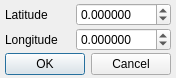
The window that src/plugins/map/setlocation.ui (xnamed/vacuum-im) describes before a commit, drawn with Qt 5.
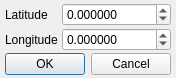
The same window after the commit.

```diff
--- a/src/plugins/map/setlocation.ui
+++ b/src/plugins/map/setlocation.ui
@@ -11,7 +11,7 @@
    </rect>
   </property>
   <property name="sizePolicy">
-   <sizepolicy hsizetype="MinimumExpanding" vsizetype="MinimumExpanding">
+   <sizepolicy hsizetype="Expanding" vsizetype="Preferred">
     <horstretch>0</horstretch>
     <verstretch>0</verstretch>
    </sizepolicy>
@@ -47,7 +47,7 @@
    <item row="0" column="0">
     <widget class="QLabel" name="lblLatitude">
      <property name="sizePolicy">
-      <sizepolicy hsizetype="MinimumExpanding" vsizetype="Preferred">
+      <sizepolicy hsizetype="Preferred" vsizetype="Preferred">
        <horstretch>0</horstretch>
        <verstretch>0</verstretch>
       </sizepolicy>
@@ -71,7 +71,7 @@
    <item row="0" column="1">
     <widget class="QDoubleSpinBox" name="dspbLatitude">
      <property name="sizePolicy">
-      <sizepolicy hsizetype="MinimumExpanding" vsizetype="Maximum">
+      <sizepolicy hsizetype="Expanding" vsizetype="Preferred">
        <horstretch>0</horstretch>
        <verstretch>0</verstretch>
       </sizepolicy>
@@ -96,7 +96,7 @@
    <item row="1" column="0">
     <widget class="QLabel" name="lblLongitude">
      <property name="sizePolicy">
-      <sizepolicy hsizetype="MinimumExpanding" vsizetype="Preferred">
+      <sizepolicy hsizetype="Preferred" vsizetype="Preferred">
        <horstretch>0</horstretch>
        <verstretch>0</verstretch>
       </sizepolicy>
@@ -120,7 +120,7 @@
    <item row="1" column="1">
     <widget class="QDoubleSpinBox" name="dspbLongitude">
      <property name="sizePolicy">
-      <sizepolicy hsizetype="MinimumExpanding" vsizetype="Maximum">
+      <sizepolicy hsizetype="Expanding" vsizetype="Preferred">
        <horstretch>0</horstretch>
        <verstretch>0</verstretch>
       </sizepolicy>
```
Left out of the diff: 2 changed lines with no effect on the pictures.
